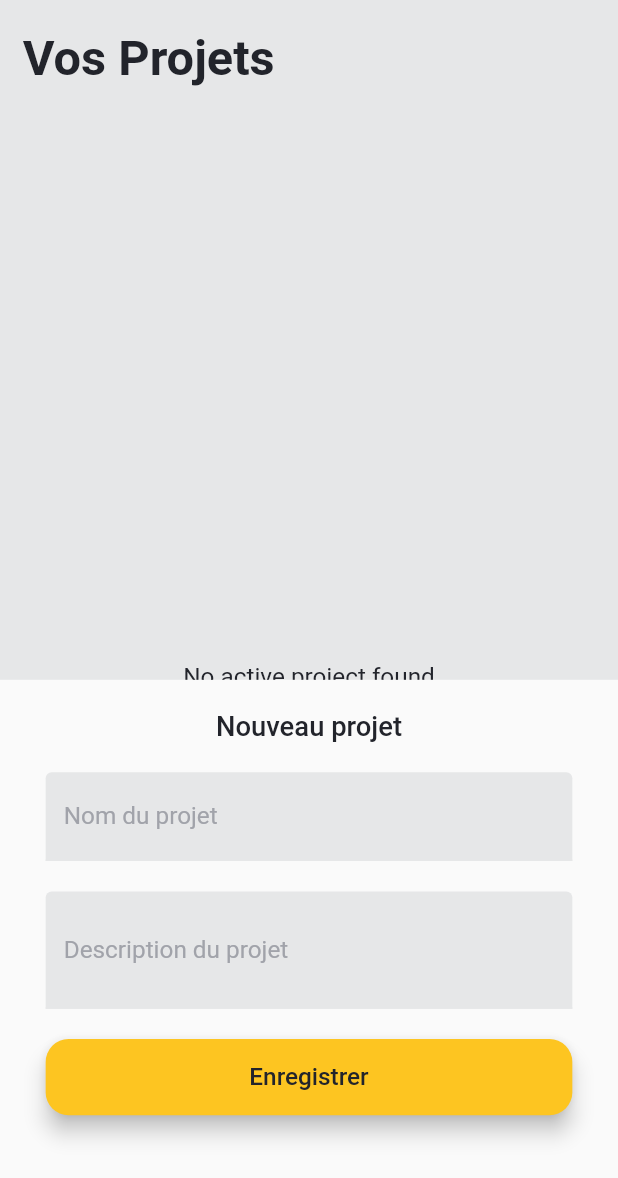
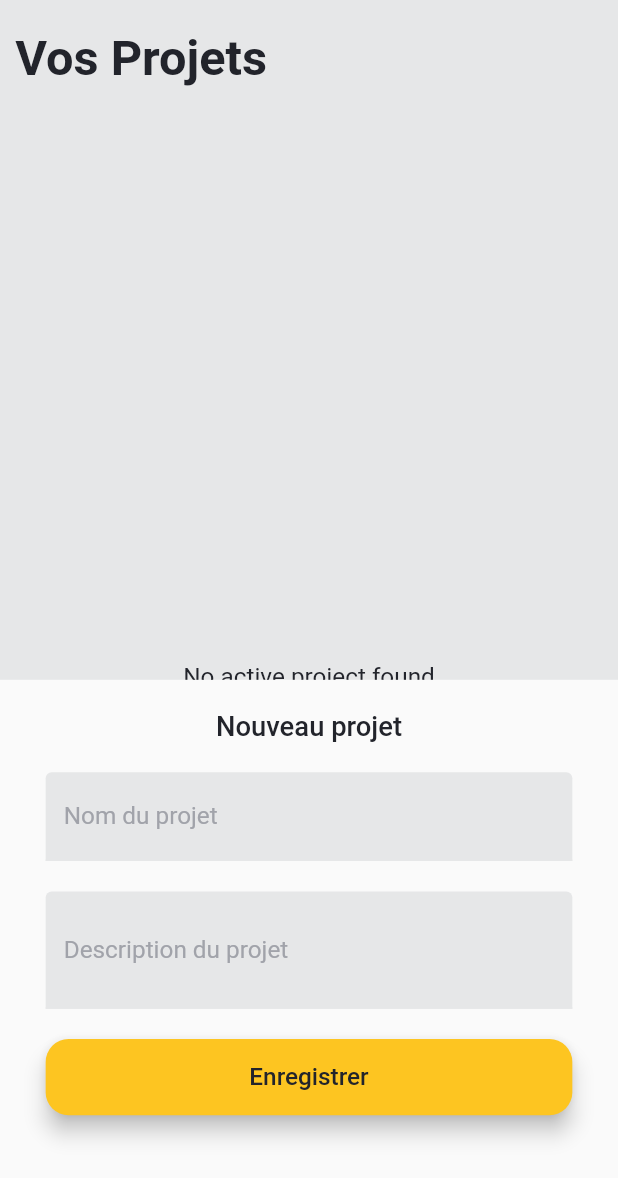
Before and after one commit to Toavina23/tasks, a Flutter app: the screen it shows after launch, after a tap on the "add" icon, on a phone screen of 412 x 824 dp. Shown: the top 1178 px of the screen. Run offline on Flutter 3.47's test engine with Material 2 defaults, Android fonts, the phone set to English and light mode, and no system bars; our stand-ins replace awesome_snackbar_content, dartz, equatable, flutter_bloc, flutter_easyloading, flutter_screenutil and 7 more; missing offline and left inert: dart:ffi; accounts and stored records are empty.

Commit message:
removed the use of deprecated text theme features

```diff
--- a/lib/presentation/components/app_scaffold.dart
+++ b/lib/presentation/components/app_scaffold.dart
@@ -12,7 +12,7 @@ class AppScafold extends StatelessWidget {
       body: SafeArea(
         maintainBottomViewPadding: true,
         child: Padding(
-          padding: EdgeInsets.symmetric(vertical: 0.0, horizontal: 15.0.sp),
+          padding: EdgeInsets.symmetric(vertical: 0.0, horizontal: 10.0.sp),
           child: child,
         ),
       ),
--- a/lib/presentation/screens/home/home.dart
+++ b/lib/presentation/screens/home/home.dart
@@ -154,7 +154,7 @@ class _HomeState extends State<Home> {
             children: [
               Text(
                 "Vos Projets",
-                style: Theme.of(context).textTheme.headline1,
+                style: Theme.of(context).textTheme.displayLarge,
               ),
             ],
           ),
--- a/lib/presentation/theme/app_theme.dart
+++ b/lib/presentation/theme/app_theme.dart
@@ -7,20 +7,20 @@ final appTheme = ThemeData(
   primaryColor: AppColors.primary,
   scaffoldBackgroundColor: AppColors.scaffoldColor,
   textTheme: ThemeData.light().textTheme.copyWith(
-        headline1: TextStyle(
+        displayLarge: TextStyle(
             fontSize: 32.sp,
             color: AppColors.textColor,
             fontWeight: FontWeight.w600),
-        headline2: TextStyle(
+        displayMedium: TextStyle(
             fontSize: 28.sp,
             color: AppColors.textColor,
             fontWeight: FontWeight.w600),
-        headline3: TextStyle(fontSize: 24.sp, color: AppColors.textColor),
-        bodyText1: TextStyle(fontSize: 18.sp, color: AppColors.textColor),
-        bodyText2: TextStyle(fontSize: 16.sp, color: AppColors.textColor),
-        subtitle1:
+        displaySmall: TextStyle(fontSize: 24.sp, color: AppColors.textColor),
+        bodyLarge: TextStyle(fontSize: 18.sp, color: AppColors.textColor),
+        bodyMedium: TextStyle(fontSize: 16.sp, color: AppColors.textColor),
+        titleMedium:
             TextStyle(color: AppColors.secondaryTextColor, fontSize: 18.sp),
-        subtitle2:
+        titleSmall:
             TextStyle(color: AppColors.secondaryTextColor, fontSize: 16.sp),
       ),
   buttonTheme: ButtonThemeData(
--- a/pubspec.yaml
+++ b/pubspec.yaml
@@ -29,6 +29,7 @@ environment:
 # the latest version available on pub.dev. To see which dependencies have newer
 # versions available, run `flutter pub outdated`.
 dependencies:
+  awesome_snackbar_content: ^0.1.0
   cupertino_icons: ^1.0.2
   dartz: ^0.10.1
   equatable: ^2.0.5
@@ -38,14 +39,14 @@ dependencies:
   flutter_easyloading: ^3.0.5
   flutter_native_splash: ^2.2.17
   flutter_screenutil: ^5.6.0
+  flutter_slidable: ^2.0.0
   form_builder_validators: ^8.4.0
   gap: ^2.0.1
+  get: ^4.6.5
   get_it: ^7.2.0
   go_router: ^5.0.1
   sqflite: ^2.2.3
-  get: ^4.6.5
   step_progress_indicator: ^1.0.2
-  awesome_snackbar_content: ^0.1.0
 
 dev_dependencies:
   flutter_lints: ^2.0.0
```
Also changed, not shown: lib/presentation/screens/projectDetail/components/task_component.dart (added, +61 -0 lines), lib/presentation/screens/projectDetail/project_detail.dart (+5 -5 lines), pubspec.lock.
